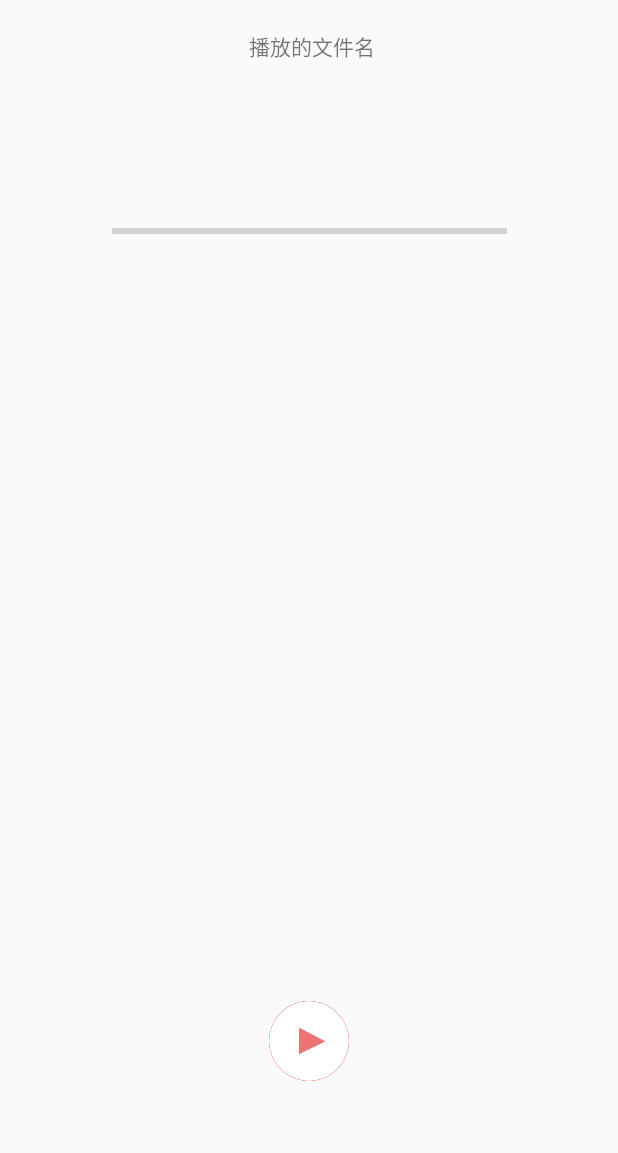
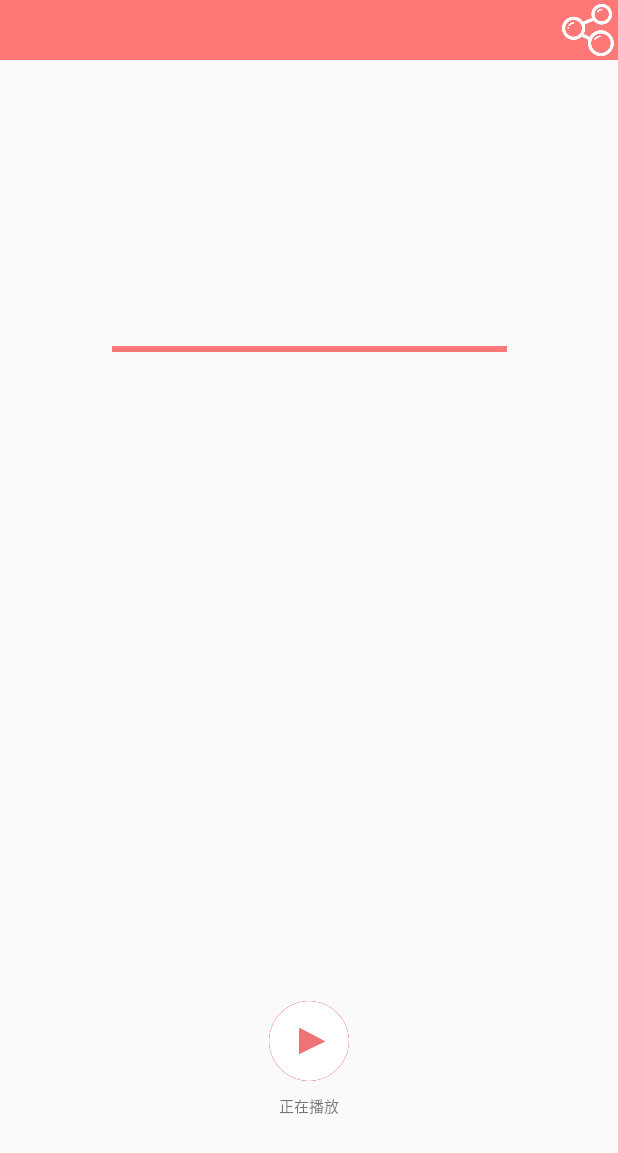
Before and after one commit to Sam-Leu/SoundRecorder, an Android app: the PlayActivity screen opened directly, with no data from a screen before it, after a tap on an icon or button, on a phone screen of 412 x 824 dp. Shown: the top 1153 px of the screen. Run offline under Robolectric (Android 15) with nearby library versions, the phone set to English and light mode, and no system bars; libraries missing offline, so code that uses them is left out: com.carlos.voiceline; 1 statement that could not run was skipped.

Commit message:
完善录音文件的分享、美化播放界面、播放进度条实现。

```diff
--- a/app/src/main/java/com/example/one/soundrecorder/MainActivity.java
+++ b/app/src/main/java/com/example/one/soundrecorder/MainActivity.java
@@ -24,7 +24,6 @@ import java.io.File;
 import java.io.IOException;
 import java.text.SimpleDateFormat;
 import java.util.Date;
-
 
 public class MainActivity extends AppCompatActivity implements Runnable {
     private Boolean recording = false;  //用于判断是否正在录音
--- a/app/src/main/java/com/example/one/soundrecorder/PlayActivity.java
+++ b/app/src/main/java/com/example/one/soundrecorder/PlayActivity.java
@@ -2,13 +2,16 @@ package com.example.one.soundrecorder;
 
 import android.content.Intent;
 import android.media.MediaPlayer;
+import android.net.Uri;
 import android.os.Environment;
+import android.os.Handler;
 import android.support.v7.app.AppCompatActivity;
 import android.os.Bundle;
 import android.util.Log;
 import android.view.View;
 import android.widget.Button;
 import android.widget.ProgressBar;
+import android.widget.TextView;
 
 import java.io.File;
 import java.io.FileInputStream;
@@ -19,16 +22,44 @@ public class PlayActivity extends AppCompatActivity implements View.OnClickListe
     private Button play;
     private ProgressBar progressBar;
     private MediaPlayer mediaPlayer = new MediaPlayer();
-    private String filePath = Environment.getExternalStorageDirectory().getAbsolutePath()+"/sounds/";
+    private String filePath;
+    private TextView titleTextView;
+    private TextView playTextView;
+
+    private float duration;
+
+    File file;
+
+    Handler handler = new Handler();
+    Runnable changeProgressBarThread = new Runnable() {
+        public void run() {
+            // 获得歌曲现在播放位置并设置成播放进度条的值
+            if (mediaPlayer != null) {
+                Log.i("显示播放进度：",String.valueOf(mediaPlayer.getCurrentPosition()));
+                Log.i("显示总长度：",String.valueOf(duration));
+                Log.i("显示比例：",String.valueOf((int)(mediaPlayer.getCurrentPosition() / duration * 100)));
+                progressBar.setProgress((int)(mediaPlayer.getCurrentPosition() / duration * 100));
+                // 每100毫秒刷新一次
+                handler.postDelayed(changeProgressBarThread, 1);
+            }
+        }
+    };
 
     @Override
     protected void onCreate(Bundle savedInstanceState) {
         super.onCreate(savedInstanceState);
         setContentView(R.layout.activity_play);
+
+        titleTextView = findViewById(R.id.tv_fileName);
+        playTextView = findViewById(R.id.tv_play);
+
         Intent intent = getIntent();
         String fileName = intent.getStringExtra("fileName");
-        Log.i("接收filename:",fileName);
         Log.d("4test", "is"+fileName);
+
+        titleTextView.setText(fileName);
+
+        filePath = "/sounds/"+fileName+".amr";
 
         play = (Button)findViewById(R.id.btn_play);
         progressBar = (ProgressBar) findViewById(R.id.bar_progress);
@@ -40,16 +71,17 @@ public class PlayActivity extends AppCompatActivity implements View.OnClickListe
 
     private void initMediaPlayer(String fileName){
         try {
-            File file = new File(Environment.getExternalStorageDirectory(),"/sounds/"+fileName+".amr");
-            android.util.Log.i("TAG", "file.exists()="+ file.exists());
+            file = new File(Environment.getExternalStorageDirectory(),filePath);
             Log.d("4test", file.getAbsolutePath());
-//            mediaPlayer.setDataSource(String.valueOf(file));  //指定音频文件的路径
+            android.util.Log.i("文件是否存在？", "file.exists()="+ file.exists());
 
             //网上说居然要这样用。。我也是醉了。。
             FileInputStream fis = new FileInputStream(new File(file.getAbsolutePath()));
             mediaPlayer.setDataSource(fis.getFD());
 
             mediaPlayer.prepare();  //让Mediaplayer进入到准备状态
+
+            duration = mediaPlayer.getDuration();   //获取录音文件的长度，用于显示进度
         } catch (IOException e) {
             e.printStackTrace();
         }
@@ -58,14 +90,21 @@ public class PlayActivity extends AppCompatActivity implements View.OnClickListe
     @Override
     public void onClick(View v) {
         switch (v.getId()){
-
             case R.id.btn_play:
+                Button btn_play = findViewById(R.id.btn_play);
                 if(!mediaPlayer.isPlaying()){
                     mediaPlayer.start();    //开始播放
                     Log.d("4test", "Start play");
+                    btn_play.setBackgroundResource(R.drawable.start);
+                    playTextView.setText("正在播放");
+                    changeProgressBarThread.run();
+                }else if(mediaPlayer.isPlaying()){
+                    mediaPlayer.pause();
+                    btn_play.setBackgroundResource(R.drawable.pause);
+                    playTextView.setText("已暂停");
+                    handler.removeCallbacks(changeProgressBarThread);
                 }
                 break;
-
             default:
                 break;
         }
@@ -77,6 +116,19 @@ public class PlayActivity extends AppCompatActivity implements View.OnClickListe
         if(mediaPlayer != null){
             mediaPlayer.stop();
             mediaPlayer.release();
+            handler.removeCallbacks(changeProgressBarThread);
+        }
+    }
+
+    public void shareBtnOnClick(View v){
+        //分享按钮点击事件
+        if (file.exists() && file.isFile()) {
+            Intent intent = new Intent(Intent.ACTION_SEND);
+            intent.setType("audio/amr");
+            Uri u = Uri.fromFile(file);
+            intent.putExtra(Intent.EXTRA_STREAM, u);
+            intent.setFlags(Intent.FLAG_ACTIVITY_NEW_TASK);
+            startActivity(Intent.createChooser(intent, "分享此录音"));
         }
     }
 }
--- a/app/src/main/res/layout/activity_play.xml
+++ b/app/src/main/res/layout/activity_play.xml
@@ -1,21 +1,21 @@
 <?xml version="1.0" encoding="utf-8"?>
 <android.support.constraint.ConstraintLayout xmlns:android="http://schemas.android.com/apk/res/android"
-    xmlns:app="http://schemas.android.com/apk/res-auto"
-    xmlns:tools="http://schemas.android.com/tools"
     android:layout_width="match_parent"
     android:layout_height="match_parent"
-    tools:context=".PlayActivity">
-
+    xmlns:tools="http://schemas.android.com/tools"
+    xmlns:app="http://schemas.android.com/apk/res-auto"
+    tools:context=".RecordActivity">
 
     <TextView
-        android:id="@+id/fileNameTextView"
-        android:layout_width="wrap_content"
-        android:layout_height="wrap_content"
-        android:layout_gravity="center"
-        android:layout_marginStart="8dp"
-        android:layout_marginTop="20dp"
-        android:layout_marginEnd="8dp"
+        android:id="@+id/tv_fileName"
+        android:layout_width="match_parent"
+        android:layout_height="40dp"
+        android:background="@color/colorPrimaryDark"
+        android:gravity="center"
+        android:padding="10dp"
         android:text="播放的文件名"
+        android:textColor="#ffffff"
+        android:textSize="14dp"
         app:layout_constraintEnd_toEndOf="parent"
         app:layout_constraintHorizontal_bias="0.507"
         app:layout_constraintStart_toStartOf="parent"
@@ -28,12 +28,13 @@
         android:layout_height="26dp"
         android:layout_gravity="center"
         android:layout_marginStart="8dp"
-        android:layout_marginTop="100dp"
+        android:layout_marginTop="180dp"
         android:layout_marginEnd="8dp"
         android:max="100"
         app:layout_constraintEnd_toEndOf="parent"
+        app:layout_constraintHorizontal_bias="0.504"
         app:layout_constraintStart_toStartOf="parent"
-        app:layout_constraintTop_toBottomOf="@+id/fileNameTextView" />
+        app:layout_constraintTop_toBottomOf="@+id/tv_fileName" />
 
 
     <Button
@@ -45,10 +46,35 @@
         android:layout_marginStart="8dp"
         android:layout_marginEnd="8dp"
         android:layout_marginBottom="100dp"
-        android:background="@drawable/start"
+        android:background="@drawable/prepare"
         app:layout_constraintBottom_toBottomOf="parent"
         app:layout_constraintEnd_toEndOf="parent"
         app:layout_constraintStart_toStartOf="parent" />
 
+    <Button
+        android:id="@+id/btn_share"
+        android:layout_width="40dp"
+        android:layout_height="40dp"
+        android:layout_alignParentBottom="true"
+        android:layout_gravity="center"
+        android:background="@drawable/share"
+        android:onClick="shareBtnOnClick"
+        app:layout_constraintEnd_toEndOf="parent"
+        app:layout_constraintTop_toTopOf="parent"
+        tools:ignore="OnClick" />
+
+    <TextView
+        android:id="@+id/tv_play"
+        android:layout_width="60dp"
+        android:layout_height="30dp"
+        android:layout_marginStart="8dp"
+        android:layout_marginTop="5dp"
+        android:layout_marginEnd="8dp"
+        android:text="播放"
+        android:textAlignment="center"
+        android:textSize="10sp"
+        app:layout_constraintEnd_toEndOf="parent"
+        app:layout_constraintStart_toStartOf="parent"
+        app:layout_constraintTop_toBottomOf="@+id/btn_play" />
 
 </android.support.constraint.ConstraintLayout>
```
Also changed, not shown: app/src/main/res/drawable/share.png.
